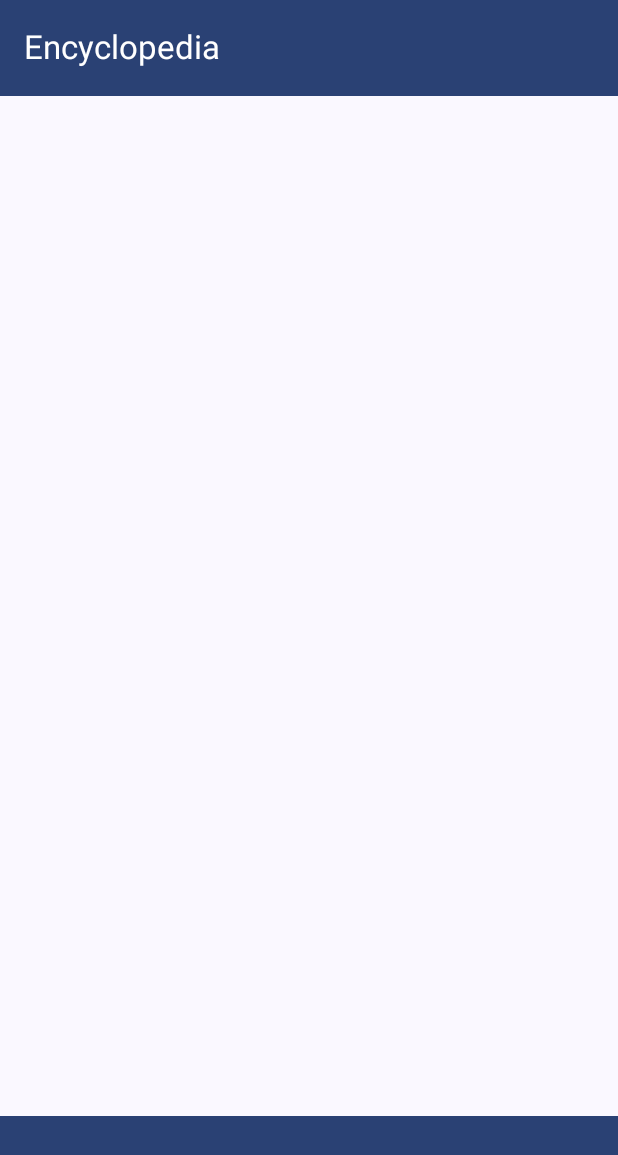
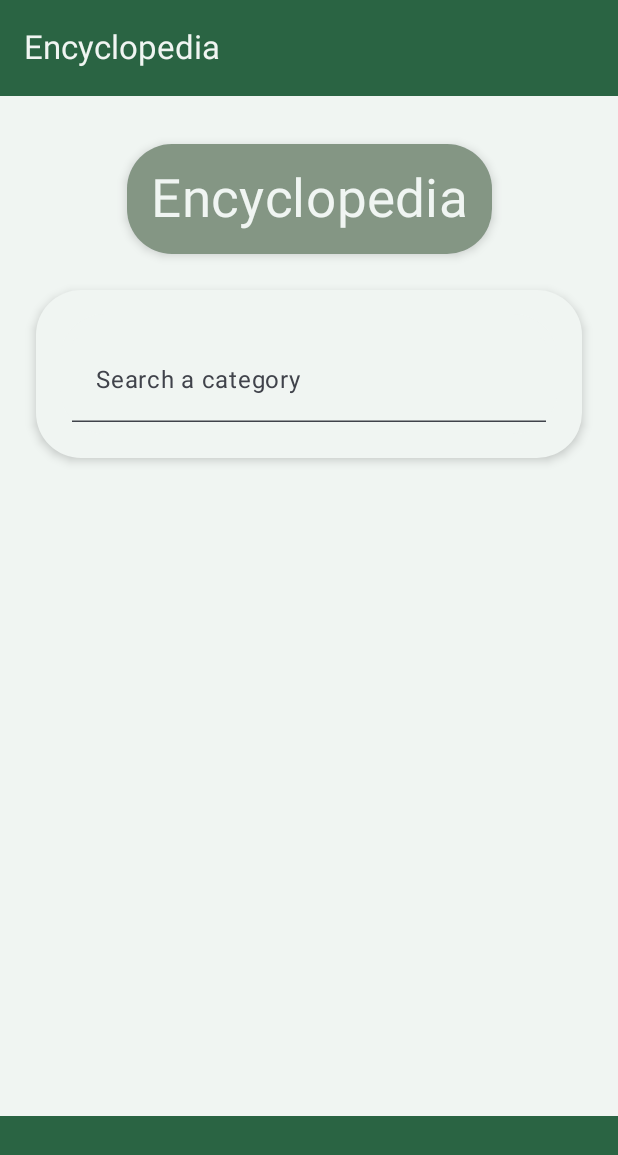
Before and after one commit to LauritaR/encyclopedia, an Android app built with Jetpack Compose: the screen it shows after launch (MainActivity), on a phone screen of 412 x 824 dp. Shown: the top 1155 px of the screen. Run offline under Robolectric (Android 15) with nearby library versions, the phone set to English and light mode, and no system bars; our stand-ins replace window size class.

Commit message:
added screens

```diff
--- a/app/src/main/java/com/example/encyclopedia/EncyclopediaApp.kt
+++ b/app/src/main/java/com/example/encyclopedia/EncyclopediaApp.kt
@@ -1,58 +1,95 @@
 package com.example.encyclopedia
 
-import android.annotation.SuppressLint
-import android.app.Activity
+
+import androidx.compose.foundation.layout.Row
 import androidx.compose.foundation.layout.fillMaxSize
 import androidx.compose.foundation.layout.padding
 import androidx.compose.material3.MaterialTheme
 import androidx.compose.material3.Scaffold
 import androidx.compose.material3.Surface
-import androidx.compose.material3.windowsizeclass.ExperimentalMaterial3WindowSizeClassApi
 import androidx.compose.material3.windowsizeclass.WindowWidthSizeClass
-import androidx.compose.material3.windowsizeclass.calculateWindowSizeClass
 import androidx.compose.runtime.Composable
 import androidx.compose.ui.Modifier
-import androidx.compose.ui.modifier.modifierLocalMapOf
-import androidx.compose.ui.platform.LocalContext
 import androidx.compose.ui.tooling.preview.Preview
 import androidx.navigation.compose.rememberNavController
 import com.example.encyclopedia.presentation.components.BottomBar
+import com.example.encyclopedia.presentation.components.NavRail
+import com.example.encyclopedia.presentation.components.NavType
 import com.example.encyclopedia.presentation.components.TopBar
 import com.example.encyclopedia.presentation.navigation.AppNavGraph
-import com.example.encyclopedia.ui.theme.EncyclopediaTheme
+import com.example.encyclopedia.presentation.screens.Homescreen
+import com.example.encyclopedia.presentation.theme.EncyclopediaTheme
 
-@OptIn(ExperimentalMaterial3WindowSizeClassApi::class)
-@SuppressLint("ContextCastToActivity")
 @Composable
-fun EncyclopediaApp(){
+fun EncyclopediaApp(windowClass:WindowWidthSizeClass){
+    val navController = rememberNavController()
+
+    val navType:NavType = when(windowClass){
+        WindowWidthSizeClass.Compact -> {
+            NavType.BOTTOM_NAV
+        }
+        WindowWidthSizeClass.Medium -> {
+            NavType.NAV_RAIL
+        }
+        WindowWidthSizeClass.Expanded -> {
+            NavType.NAV_RAIL
+        }
+        else -> {
+            NavType.BOTTOM_NAV
+        }
+    }
     EncyclopediaTheme {
         Surface(
             modifier = Modifier.fillMaxSize(),
             color= MaterialTheme.colorScheme.background
         ) {
-            val windowSizeClass = calculateWindowSizeClass( LocalContext.current as Activity)
-
-            val navController = rememberNavController()
             Scaffold(
               topBar = {
                   TopBar()
               },
                 bottomBar = {
-                    if(windowSizeClass.widthSizeClass != WindowWidthSizeClass.Expanded){
-                        BottomBar(navController)
+                    if (navType == NavType.BOTTOM_NAV) {
+                        BottomBar()
                     }
+                }
+            ) {innerPadding->
+               if(navType == NavType.NAV_RAIL){
+                   Row(modifier = Modifier.padding(innerPadding)) {
+                       NavRail()
+                       AppNavGraph(
+                           navController=navController,
+                           modifier = Modifier.weight(1f)
+                       )
+                      Homescreen()
+                   }
+               }
+               else
+               {
+                   AppNavGraph(
+                       navController=navController,
+                       modifier = Modifier.padding(innerPadding)
+                   )
+                   Homescreen()
+               }
+            }
 
-                }
-            ) { innerPadding ->
-                AppNavGraph(
-                    navController = navController,
-                    modifier= Modifier.padding(innerPadding)
-                ) }
         }
     }
 }
-@Preview()
+@Preview(name = "Compact Preview")
 @Composable
-fun AppPrev(){
-    EncyclopediaApp()
+fun CompactPreview() {
+    EncyclopediaApp(windowClass = WindowWidthSizeClass.Compact)
 }
+
+@Preview(name = "Medium Preview", device = "spec:width=1280dp,height=800dp,dpi=240")
+@Composable
+fun MediumPreview() {
+    EncyclopediaApp(windowClass = WindowWidthSizeClass.Medium)
+}
+
+@Preview(name = "Expanded Preview", device = "spec:width=1920dp,height=1080dp,dpi=160")
+@Composable
+fun ExpandedPreview() {
+    EncyclopediaApp(windowClass = WindowWidthSizeClass.Expanded)
+}
--- a/app/src/main/java/com/example/encyclopedia/MainActivity.kt
+++ b/app/src/main/java/com/example/encyclopedia/MainActivity.kt
@@ -8,17 +8,21 @@ import androidx.compose.foundation.layout.fillMaxSize
 import androidx.compose.foundation.layout.padding
 import androidx.compose.material3.Scaffold
 import androidx.compose.material3.Text
+import androidx.compose.material3.windowsizeclass.ExperimentalMaterial3WindowSizeClassApi
+import androidx.compose.material3.windowsizeclass.calculateWindowSizeClass
 import androidx.compose.runtime.Composable
 import androidx.compose.ui.Modifier
 import androidx.compose.ui.tooling.preview.Preview
-import com.example.encyclopedia.ui.theme.EncyclopediaTheme
+import com.example.encyclopedia.presentation.theme.EncyclopediaTheme
 
 class MainActivity : ComponentActivity() {
+    @OptIn(ExperimentalMaterial3WindowSizeClassApi::class)
     override fun onCreate(savedInstanceState: Bundle?) {
         super.onCreate(savedInstanceState)
         enableEdgeToEdge()
         setContent {
-            EncyclopediaApp()
+            val windowClass = calculateWindowSizeClass(this)
+            EncyclopediaApp(windowClass= windowClass.widthSizeClass)
             }
         }
     }
--- /dev/null
+++ b/app/src/main/java/com/example/encyclopedia/data/local/AppData.kt
@@ -0,0 +1,14 @@
+package com.example.encyclopedia.data.local
+
+import com.example.encyclopedia.presentation.viewmodel.AnimalCat
+
+class AppData() {
+    fun loadAnimals():List<AnimalCat>{
+        return listOf<AnimalCat>(
+            AnimalCat("Mammals","Category:Mammal_common_names"),
+            AnimalCat("Birds","Category:Bird_common_names"),
+            AnimalCat("Reptiles","Category:Reptile_common_names"),
+            AnimalCat("Aquatic Animals", "Category:Fish_common_names")
+        )
+    }
+}
--- a/app/src/main/java/com/example/encyclopedia/presentation/components/BottomBar.kt
+++ b/app/src/main/java/com/example/encyclopedia/presentation/components/BottomBar.kt
@@ -8,10 +8,11 @@ import androidx.compose.ui.tooling.preview.Preview
 
 import androidx.navigation.NavHostController
 import androidx.navigation.compose.rememberNavController
+import com.example.encyclopedia.presentation.theme.Main60
 
 @Composable
-fun BottomBar(navHostController: NavHostController){
-   NavigationBar(containerColor = MaterialTheme.colorScheme.primary) {
+fun BottomBar(){
+   NavigationBar(containerColor = Main60) {
 
    }
 }
@@ -20,5 +21,5 @@ fun BottomBar(navHostController: NavHostController){
 @Composable
 fun BottomBarPrev(){
     val navController = rememberNavController()
-    BottomBar(navController)
+    BottomBar()
 }
--- /dev/null
+++ b/app/src/main/java/com/example/encyclopedia/presentation/components/NewSearchBar.kt
@@ -0,0 +1,87 @@
+package com.example.encyclopedia.presentation.components
+
+import androidx.compose.foundation.clickable
+import androidx.compose.foundation.layout.fillMaxWidth
+import androidx.compose.foundation.layout.padding
+import androidx.compose.foundation.lazy.LazyColumn
+import androidx.compose.foundation.lazy.items
+import androidx.compose.foundation.shape.RoundedCornerShape
+import androidx.compose.material3.ExperimentalMaterial3Api
+import androidx.compose.material3.MaterialTheme
+import androidx.compose.material3.SearchBar
+import androidx.compose.material3.SearchBarDefaults
+import androidx.compose.material3.Text
+import androidx.compose.material3.TextField
+import androidx.compose.material3.TextFieldColors
+import androidx.compose.material3.TextFieldDefaults
+import androidx.compose.runtime.Composable
+import androidx.compose.runtime.collectAsState
+import androidx.compose.runtime.getValue
+import androidx.compose.ui.Modifier
+import androidx.compose.ui.tooling.preview.Preview
+import androidx.compose.ui.unit.dp
+import androidx.lifecycle.viewmodel.compose.viewModel
+import com.example.encyclopedia.presentation.theme.Accent10
+import com.example.encyclopedia.presentation.theme.Main60
+import com.example.encyclopedia.presentation.theme.Secondary15
+import com.example.encyclopedia.presentation.viewmodel.AppViewModel
+
+@OptIn(ExperimentalMaterial3Api::class)
+@Composable
+fun NewSearchBar(viewModel: AppViewModel) {
+    val searchText by viewModel.searchText.collectAsState()
+    val isExpanded by viewModel.isSearching.collectAsState()
+
+    SearchBar(
+        inputField = {
+            TextField(
+                value = searchText,
+                onValueChange = viewModel::onSearchTextChange,
+                placeholder = { Text("Search a category") },
+                singleLine = true,
+                modifier = Modifier.fillMaxWidth(),
+                colors = TextFieldDefaults.colors(
+                        focusedContainerColor = Accent10,
+                        unfocusedContainerColor = Accent10,
+                        disabledContainerColor = Accent10,
+                        cursorColor = Main60,
+                        focusedTextColor = Main60,
+                        unfocusedTextColor = Main60
+                    )
+                )
+        },
+        expanded = isExpanded,
+        onExpandedChange = { viewModel.onToggleSearch() },
+        modifier = Modifier
+            .fillMaxWidth()
+            .padding(8.dp),
+        shape = RoundedCornerShape(30.dp),
+        tonalElevation = 0.dp,
+        colors = SearchBarDefaults.colors(
+            containerColor = Main60
+        ),
+        content = {
+            val searchResults by viewModel.animalCatList.collectAsState()
+            LazyColumn(
+                modifier = Modifier.fillMaxWidth()
+            ) {
+                items(searchResults) { category ->
+                    Text(
+                        text = category.categoryName,
+                        modifier = Modifier
+                            .fillMaxWidth()
+                            .padding(8.dp)
+                            .clickable {  }
+                    )
+                }
+            }
+        }
+    )
+}
+
+@Preview(showBackground = true)
+@Composable
+fun SBPreview(){
+    val viewModel :AppViewModel = viewModel()
+    NewSearchBar(viewModel)
+}
--- a/app/src/main/java/com/example/encyclopedia/presentation/components/TopBar.kt
+++ b/app/src/main/java/com/example/encyclopedia/presentation/components/TopBar.kt
@@ -7,6 +7,8 @@ import androidx.compose.material3.TopAppBar
 import androidx.compose.material3.TopAppBarDefaults
 import androidx.compose.runtime.Composable
 import androidx.compose.ui.tooling.preview.Preview
+import com.example.encyclopedia.presentation.theme.Accent10
+import com.example.encyclopedia.presentation.theme.Main60
 
 @OptIn(ExperimentalMaterial3Api::class)
 @Composable
@@ -15,9 +17,10 @@ fun TopBar(title: String = "Encyclopedia"){
         title={
             Text(text =  title)
         },
+        navigationIcon={},
         colors = TopAppBarDefaults.topAppBarColors(
-            containerColor = MaterialTheme.colorScheme.primary,
-            titleContentColor = MaterialTheme.colorScheme.onPrimary
+            containerColor = Main60,
+            titleContentColor = Accent10
         )
         )
 }
--- /dev/null
+++ b/app/src/main/java/com/example/encyclopedia/presentation/components/WindowStateUtils.kt
@@ -0,0 +1,5 @@
+package com.example.encyclopedia.presentation.components
+
+enum class NavType{
+    BOTTOM_NAV, NAV_RAIL
+}
--- a/app/src/main/java/com/example/encyclopedia/presentation/screens/Homescreen.kt
+++ b/app/src/main/java/com/example/encyclopedia/presentation/screens/Homescreen.kt
@@ -1,8 +1,89 @@
 package com.example.encyclopedia.presentation.screens
 
+import androidx.compose.foundation.background
+import androidx.compose.foundation.clickable
+import androidx.compose.foundation.layout.Arrangement
+import androidx.compose.foundation.layout.Box
+import androidx.compose.foundation.layout.Column
+import androidx.compose.foundation.layout.Spacer
+import androidx.compose.foundation.layout.fillMaxHeight
+import androidx.compose.foundation.layout.fillMaxSize
+import androidx.compose.foundation.layout.fillMaxWidth
+import androidx.compose.foundation.layout.padding
+import androidx.compose.foundation.shape.RoundedCornerShape
+import androidx.compose.material3.Card
+import androidx.compose.material3.CardDefaults
+import androidx.compose.material3.ExperimentalMaterial3Api
+import androidx.compose.material3.SearchBar
+import androidx.compose.material3.Text
 import androidx.compose.runtime.Composable
+import androidx.compose.ui.Alignment
+import androidx.compose.ui.Modifier
+import androidx.compose.ui.tooling.preview.Preview
+import androidx.compose.ui.unit.dp
+import androidx.compose.ui.unit.sp
+import androidx.lifecycle.viewmodel.compose.viewModel
+import com.example.encyclopedia.presentation.components.NewSearchBar
+import com.example.encyclopedia.presentation.theme.Accent10
+import com.example.encyclopedia.presentation.theme.Secondary15
+import com.example.encyclopedia.presentation.viewmodel.AppViewModel
 
+@OptIn(ExperimentalMaterial3Api::class)
 @Composable
-fun Homescreen(){
+fun Homescreen(modifier:Modifier = Modifier){
+    val viewModel:AppViewModel = viewModel()
+   Box(
+       modifier = Modifier
+           .fillMaxSize()
+           .clickable {  }
+           .background(Accent10)
+   ){
+       Column(modifier= Modifier
+           .fillMaxHeight()
+           .padding(16.dp),
+           verticalArrangement = Arrangement.Top,
+           horizontalAlignment = Alignment.CenterHorizontally) {
+           Spacer(modifier=Modifier.padding(32.dp))
+           Card(
+               shape = RoundedCornerShape(30.dp),
+               modifier = Modifier.padding(16.dp),
+               elevation = CardDefaults.cardElevation(defaultElevation = 4.dp)
+           ) {
+               Text(
+                   text = "Encyclopedia",
+                   fontSize = 35.sp,
+                   modifier = Modifier
+                       .background(Secondary15)
+                       .padding(16.dp),
+                   color = Accent10
+               )
+           }
+           //searchbar
+           Card(
+               shape = RoundedCornerShape(30.dp),
+               modifier = Modifier
+                   .padding(8.dp),
+               elevation = CardDefaults.cardElevation(defaultElevation = 4.dp),
+               colors = CardDefaults.cardColors(containerColor = Accent10)
+           ) {
+               Box(
+                   modifier= Modifier
+                       .fillMaxWidth()
+                       .padding(16.dp)
+                       .background(Accent10, RoundedCornerShape(30.dp)),
+               ){
+                   NewSearchBar(viewModel)
+
+               }
+           }
+
+       }
+   }
 
 }
+
+@Preview()
+@Composable
+fun HomescreenPrev(){
+    Homescreen()
+}
--- /dev/null
+++ b/app/src/main/java/com/example/encyclopedia/presentation/theme/Color.kt
@@ -0,0 +1,20 @@
+package com.example.encyclopedia.presentation.theme
+
+import androidx.compose.ui.graphics.Color
+
+//val Purple80 = Color(0xFFD0BCFF)
+//val PurpleGrey80 = Color(0xFFCCC2DC)
+//val Pink80 = Color(0xFFEFB8C8)
+//
+//val Purple40 = Color(0xFF6650a4)
+//val PurpleGrey40 = Color(0xFF625b71)
+//val Pink40 = Color(0xFF7D5260)
+//
+
+val Main60 = Color(0xFF2a6443)
+val Secondary30 = Color(0xFF24481E)
+val Accent10 = Color(0xFFF0F5F2)
+
+val Main30 = Color(0x6D2A6443)
+val Secondary15 = Color(0x7E24481E)
+val Accent5 = Color(0x7EF0F5F2)
--- a/app/src/main/java/com/example/encyclopedia/ui/theme/Theme.kt
+++ b/app/src/main/java/com/example/encyclopedia/presentation/theme/Theme.kt
@@ -1,4 +1,4 @@
-package com.example.encyclopedia.ui.theme
+package com.example.encyclopedia.presentation.theme
 
 import android.app.Activity
 import android.os.Build
@@ -9,20 +9,13 @@ import androidx.compose.material3.dynamicDarkColorScheme
 import androidx.compose.material3.dynamicLightColorScheme
 import androidx.compose.material3.lightColorScheme
 import androidx.compose.runtime.Composable
+import androidx.compose.ui.graphics.Color
 import androidx.compose.ui.platform.LocalContext
 
 private val DarkColorScheme = darkColorScheme(
-    primary = Purple80,
-    secondary = PurpleGrey80,
-    tertiary = Pink80
-)
-
-private val LightColorScheme = lightColorScheme(
-    primary = Purple40,
-    secondary = PurpleGrey40,
-    tertiary = Pink40
-
-    /* Other default colors to override
+    primary = Main60,
+    secondary = Secondary30,
+    tertiary = Accent10,
     background = Color(0xFFFFFBFE),
     surface = Color(0xFFFFFBFE),
     onPrimary = Color.White,
@@ -30,7 +23,20 @@ private val LightColorScheme = lightColorScheme(
     onTertiary = Color.White,
     onBackground = Color(0xFF1C1B1F),
     onSurface = Color(0xFF1C1B1F),
-    */
+)
+
+private val LightColorScheme = lightColorScheme(
+    primary = Main30,
+    secondary = Secondary15,
+    tertiary = Accent5,
+    background = Color(0xFFFFFBFE),
+    surface = Color(0xFFFFFBFE),
+    onPrimary = Color.White,
+    onSecondary = Color.White,
+    onTertiary = Color.White,
+    onBackground = Color(0xFF1C1B1F),
+    onSurface = Color(0xFF1C1B1F),
+
 )
 
 @Composable
--- a/app/src/main/java/com/example/encyclopedia/ui/theme/Type.kt
+++ b/app/src/main/java/com/example/encyclopedia/presentation/theme/Type.kt
@@ -1,4 +1,4 @@
-package com.example.encyclopedia.ui.theme
+package com.example.encyclopedia.presentation.theme
 
 import androidx.compose.material3.Typography
 import androidx.compose.ui.text.TextStyle
--- /dev/null
+++ b/app/src/main/java/com/example/encyclopedia/presentation/viewmodel/AnimalCat.kt
@@ -0,0 +1,6 @@
+package com.example.encyclopedia.presentation.viewmodel
+
+data class AnimalCat(
+    val categoryName:String="",
+    val categoryNav:String=""
+)
--- /dev/null
+++ b/app/src/main/java/com/example/encyclopedia/presentation/viewmodel/AppViewModel.kt
@@ -0,0 +1,50 @@
+package com.example.encyclopedia.presentation.viewmodel
+
+import androidx.lifecycle.ViewModel
+import androidx.lifecycle.viewModelScope
+import com.example.encyclopedia.data.local.AppData
+import kotlinx.coroutines.flow.MutableStateFlow
+import kotlinx.coroutines.flow.SharingStarted
+import kotlinx.coroutines.flow.asStateFlow
+import kotlinx.coroutines.flow.combine
+import kotlinx.coroutines.flow.stateIn
+import org.w3c.dom.Text
+
+class AppViewModel : ViewModel() {
+    private val _isSearching = MutableStateFlow(false)
+    val isSearching  = _isSearching.asStateFlow()
+
+    private val _searchText = MutableStateFlow("")
+    val searchText = _searchText.asStateFlow()
+
+    private val animalCategories = AppData().loadAnimals()
+    private val _animalCatList = MutableStateFlow(animalCategories)
+    val animalCatList = searchText
+        .combine(_animalCatList){ text, animalCategories ->
+            if(text.isBlank()){
+                animalCategories
+            }
+            else
+            {
+                animalCategories.filter { category ->
+                    category.categoryName.uppercase().contains(text.trim().uppercase())
+                }
+            }
+        }.stateIn(
+            scope = viewModelScope,
+            started = SharingStarted.WhileSubscribed(5000L),
+            initialValue = _animalCatList.value
+        )
+
+
+    fun onSearchTextChange(text: String){
+        _searchText.value = text
+    }
+
+    fun onToggleSearch(){
+        _isSearching.value = !_isSearching.value
+        if(!_isSearching.value){
+            this.onSearchTextChange("")
+        }
+    }
+}
--- a/app/src/main/java/com/example/encyclopedia/ui/theme/Color.kt
+++ /dev/null
@@ -1,11 +0,0 @@
-package com.example.encyclopedia.ui.theme
-
-import androidx.compose.ui.graphics.Color
-
-val Purple80 = Color(0xFFD0BCFF)
-val PurpleGrey80 = Color(0xFFCCC2DC)
-val Pink80 = Color(0xFFEFB8C8)
-
-val Purple40 = Color(0xFF6650a4)
-val PurpleGrey40 = Color(0xFF625b71)
-val Pink40 = Color(0xFF7D5260)
```
Also changed, not shown: app/src/main/java/com/example/encyclopedia/presentation/components/NavigationRail.kt (added, +101 -0 lines), 2 other files.
